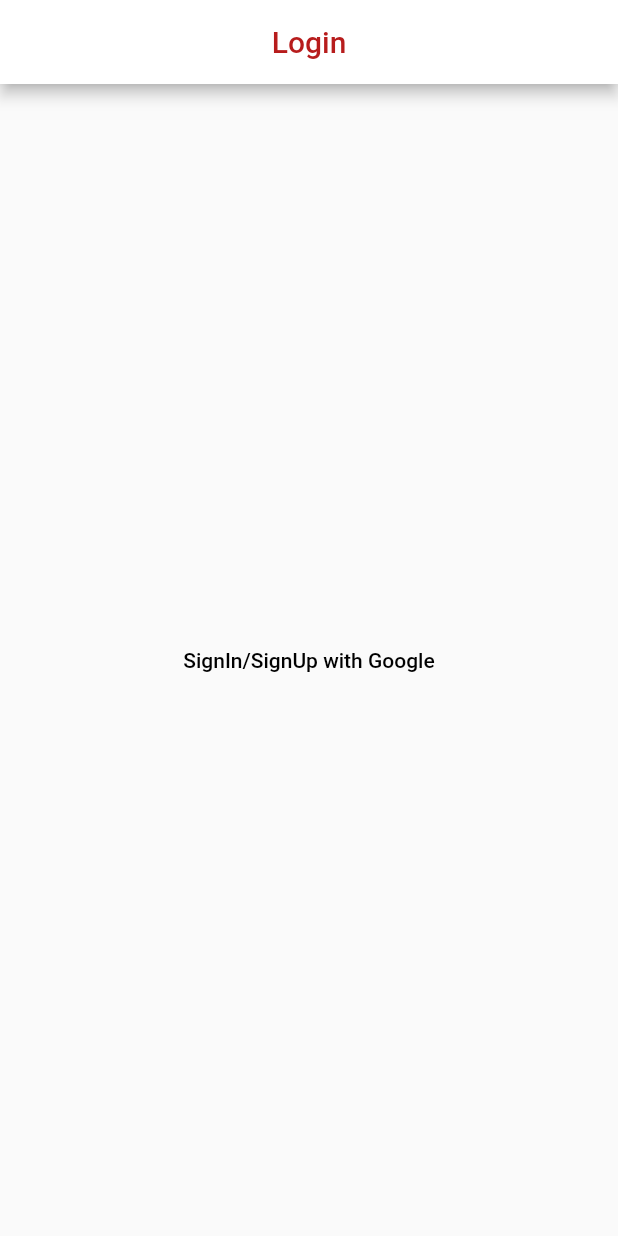
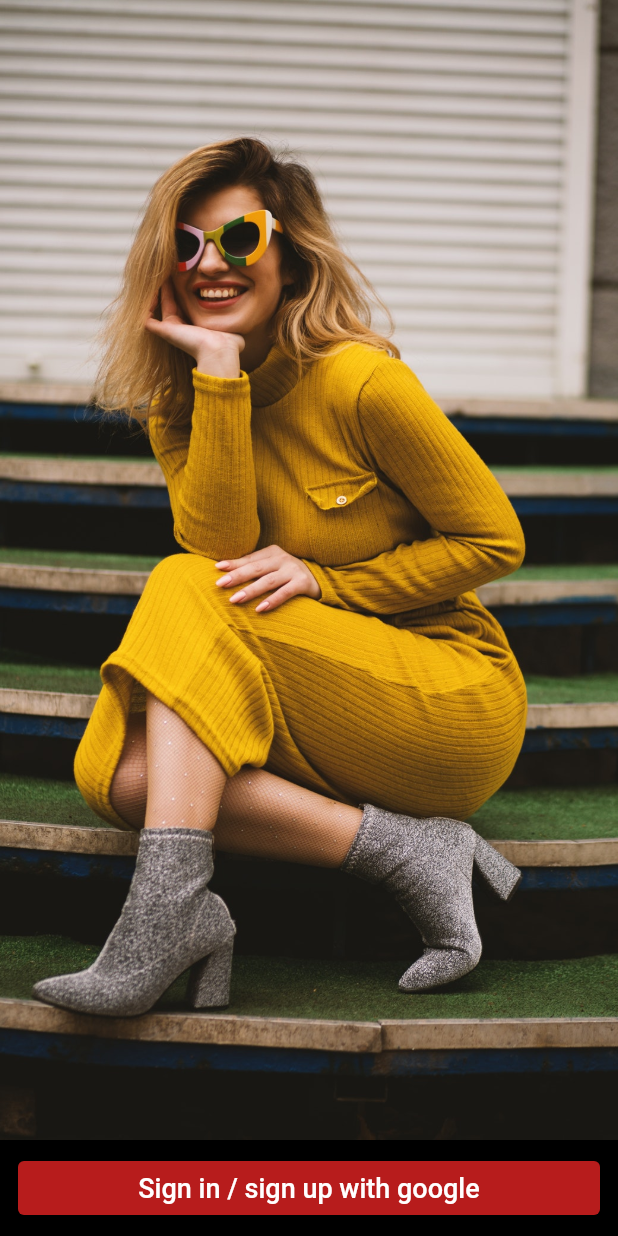
Before and after one commit to Aryan-goel/FashionPoint, a Flutter app: the screen it shows after launch, on a phone screen of 412 x 824 dp. Run offline on Flutter 3.47's test engine with Material 2 defaults, Android fonts, the phone set to English and light mode, and no system bars; our stand-ins replace carousel_pro, cloud_firestore, firebase_auth, firebase_core, fluttertoast, google_sign_in and 1 more; accounts and stored records are empty.

Commit message:
login UI changes

```diff
--- a/lib/pages/login.dart
+++ b/lib/pages/login.dart
@@ -89,27 +89,14 @@
   @override
   Widget build(BuildContext context) {
     return Scaffold(
-      appBar: AppBar(
-        backgroundColor: Colors.white,
-        centerTitle: true,
-        title: Text(
-          'Login',
-          style: TextStyle(color: Colors.red.shade900),
-        ),
-      ),
+      backgroundColor: Colors.black,
       body: Stack(
         children: <Widget>[
-          Center(
-            child: TextButton(
-              style: TextButton.styleFrom(primary: Colors.red[700]),
-              onPressed: () {
-                handleSignIn();
-              },
-              child: Text(
-                'SignIn/SignUp with Google',
-                style: TextStyle(color: Colors.black),
-              ),
-            ),
+          Image.asset(
+            'images/cats/back.jpg',
+            fit: BoxFit.cover,
+            height: double.infinity,
+            width: double.infinity,
           ),
           Visibility(
             visible: loading ?? true,
@@ -122,6 +109,23 @@
           ),
         ],
       ),
+      bottomNavigationBar: Container(
+        child: Padding(
+          padding:
+              const EdgeInsets.only(left: 12, right: 12, top: 8, bottom: 8),
+          child: ElevatedButton(
+              style: ElevatedButton.styleFrom(
+                primary: Colors.red[900],
+              ),
+              onPressed: () {
+                handleSignIn();
+              },
+              child: Text(
+                "Sign in / sign up with google",
+                style: TextStyle(color: Colors.white, fontSize: 18),
+              )),
+        ),
+      ),
     );
   }
 }
--- a/pubspec.yaml
+++ b/pubspec.yaml
@@ -68,6 +68,8 @@
     - images/cats/tshirt.png
     - images/cats/shoe.png
     - images/cats/accessories.png
+    - images/cats/back.jpg
+
     - images/cats/products/blazer1.jpeg
     - images/cats/products/blazer2.jpeg
     - images/cats/products/dress1.jpeg
```
Also changed, not shown: images/cats/back.jpg (added).
